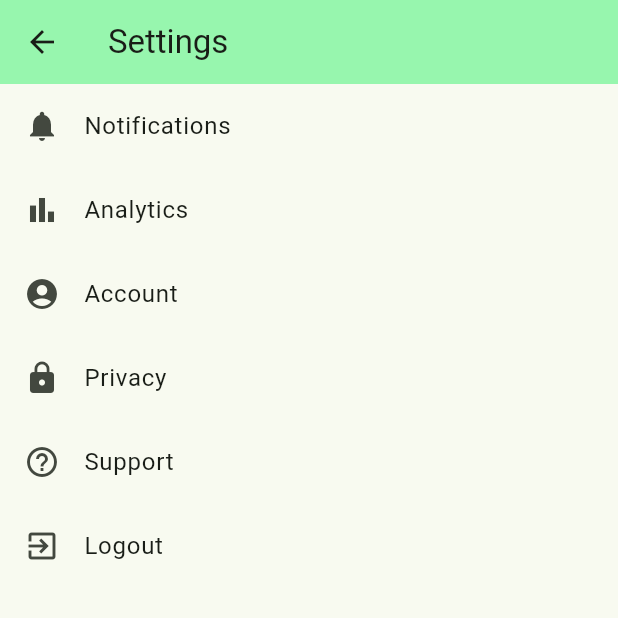
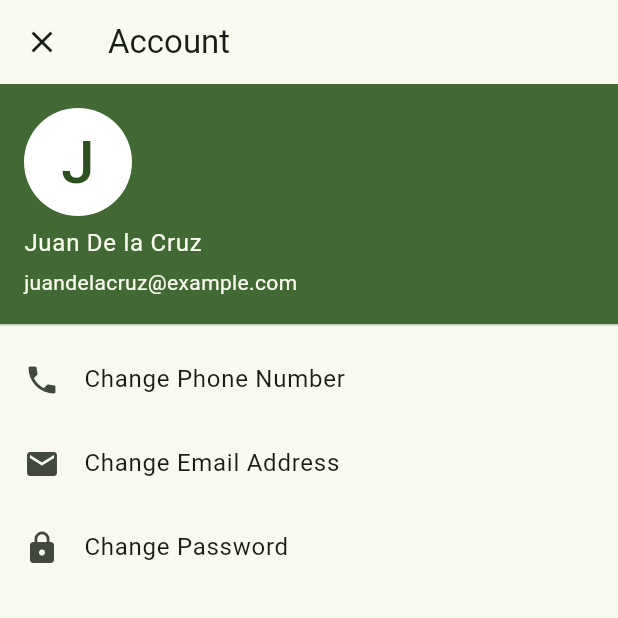
Before and after one commit to FrDnDr/TrashTrackr, a Flutter app: the Settings screen opened directly, after a tap on "Account", on a phone screen of 412 x 824 dp, the top half of it. Run offline on Flutter 3.47's test engine with Material 3 defaults, Android fonts, the phone set to English and light mode, and no system bars; our stand-ins replace flutter_local_notifications, flutter_map, latlong2.

Commit message:
settings functionality added

```diff
--- a/TrashTrackr/lib/Main Pages/Settings/account.dart
+++ b/TrashTrackr/lib/Main Pages/Settings/account.dart
@@ -0,0 +1,56 @@
+import 'package:flutter/material.dart';
+
+class Account extends StatefulWidget {
+  _AccountState createState() => _AccountState();
+}
+
+class _AccountState extends State<Account> {
+  @override
+  Widget build(BuildContext context) {
+    return Scaffold(
+      appBar: AppBar(
+        leading: IconButton(
+          icon: Icon(Icons.close),
+          onPressed: () => Navigator.pop(context),
+        ),
+        title: Text('Account'),
+      ),
+      body: ListView(
+        children: <Widget>[
+          UserAccountsDrawerHeader(
+            accountName: Text('Juan De la Cruz'),
+            accountEmail: Text('juandelacruz@example.com'),
+            currentAccountPicture: CircleAvatar(
+              backgroundColor: Colors.white,
+              child: Text(
+                'J',
+                style: TextStyle(fontSize: 40.0),
+              ),
+            ),
+          ),
+          ListTile(
+            leading: Icon(Icons.phone),
+            title: Text('Change Phone Number'),
+            onTap: () {
+              // Navigate to change phone number page
+            },
+          ),
+          ListTile(
+            leading: Icon(Icons.email),
+            title: Text('Change Email Address'),
+            onTap: () {
+              // Navigate to change email address page
+            },
+          ),
+          ListTile(
+            leading: Icon(Icons.lock),
+            title: Text('Change Password'),
+            onTap: () {
+              // Navigate to change password page
+            },
+          ),
+        ],
+      ),
+    );
+  }
+}
--- a/TrashTrackr/lib/Main Pages/mainpage.dart
+++ b/TrashTrackr/lib/Main Pages/mainpage.dart
@@ -25,11 +25,7 @@ void _onItemTapped(int index) {
     setState(() {
       _currentIndex = index;
     });
-  if (index == 0) {
-    Navigator.push(
-      context,
-      MaterialPageRoute(builder: (context) => MainPage()));
-  } else if (index == 1) {
+    if (index == 1) {
       showModalBottomSheet(
         context: context,
         isScrollControlled: true,
--- a/TrashTrackr/lib/Main Pages/settings.dart
+++ b/TrashTrackr/lib/Main Pages/settings.dart
@@ -1,5 +1,10 @@
 import 'package:flutter/material.dart';
-
+import 'package:trash_trackr/LoginandRegistration/login.dart';
+import 'package:trash_trackr/Main%20Pages/Settings/privacy.dart';
+import 'package:trash_trackr/Main%20Pages/Settings/account.dart';
+import 'package:trash_trackr/Main%20Pages/Settings/analytics.dart';
+import 'package:trash_trackr/Main%20Pages/Settings/support.dart';
+import 'package:trash_trackr/Main%20Pages/Settings/notifications.dart';
 class Settings extends StatefulWidget {
   @override
   _SettingsState createState() => _SettingsState();
@@ -15,25 +20,28 @@ class _SettingsState extends State<Settings> {
       ),
       body: ListView(
         children: <Widget>[
-          _buildMenuItem(Icons.notifications, 'Notifications'), // Notification menu item
-          _buildMenuItem(Icons.bar_chart, 'Analytics'), // Analytics menu item
-          _buildMenuItem(Icons.account_circle, 'Account'), // Account menu item
-          _buildMenuItem(Icons.lock, 'Privacy'), // Privacy menu item
-          _buildMenuItem(Icons.help_outline, 'Support'), // Support menu item
-          _buildMenuItem(Icons.exit_to_app, 'Logout'), // Logout menu item
+          _buildMenuItem(Icons.notifications, 'Notifications', Notifications()), // Notification menu item
+          _buildMenuItem(Icons.bar_chart, 'Analytics', Analytics()), // Analytics menu item
+          _buildMenuItem(Icons.account_circle, 'Account', Account()), // Account menu item
+          _buildMenuItem(Icons.lock, 'Privacy', Privacy()), // Privacy menu item
+          _buildMenuItem(Icons.help_outline, 'Support', Support()), // Support menu item
+          _buildMenuItem(Icons.exit_to_app, 'Logout', LoginPage()), // Logout menu item
         ],
       ),
     );
   }
 
   // Helper method to create a menu item
-  ListTile _buildMenuItem(IconData icon, String title) {
+  ListTile _buildMenuItem(IconData icon, String title, Widget page) {
     return ListTile(
       leading: Icon(icon), // Icon on the left side of the menu item
       title: Text(title), // Text of the menu item
       onTap: () {
         // Handle menu item tap
-        // Implement any logic you need when a menu item is tapped
+        Navigator.push(
+          context,
+          MaterialPageRoute(builder: (context) => page),
+        );
       },
     );
   }
--- a/TrashTrackr/pubspec.yaml
+++ b/TrashTrackr/pubspec.yaml
@@ -37,6 +37,7 @@ dependencies:
   cupertino_icons: ^1.0.6
   flutter_map: ^6.1.0
   latlong2: ^0.9.1
+  flutter_local_notifications: ^17.1.2
 
 dev_dependencies:
   flutter_test:
```
Also changed, not shown: TrashTrackr/lib/Main Pages/Settings/analytics.dart (+20 -0 lines), TrashTrackr/lib/Main Pages/Settings/notifications.dart (+22 -0 lines), TrashTrackr/lib/Main Pages/Settings/privacy.dart (+20 -0 lines), TrashTrackr/lib/Main Pages/Settings/support.dart (+18 -0 lines), TrashTrackr/pubspec.lock, 1 other file. Lines whose indentation alone changed are shown as unchanged.
